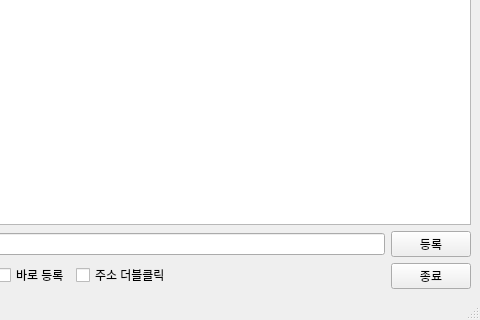
Qt form ui/main.ui (memoday/HGUtil-2.0) before a commit; both pictures show x 420 to 900 and y 180 to 500 of the 900 by 500 pixel window.
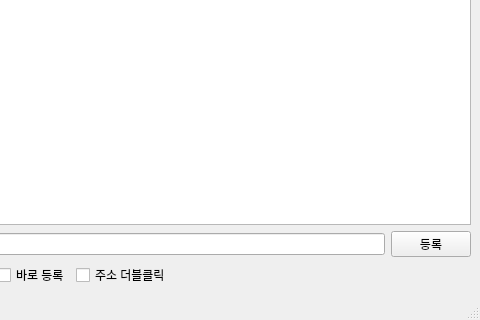
The same form after that commit.

```diff
--- a/ui/main.ui
+++ b/ui/main.ui
@@ -167,16 +167,6 @@
       </property>
      </widget>
     </item>
-    <item row="2" column="6">
-     <widget class="QPushButton" name="btn_exit">
-      <property name="toolTip">
-       <string>프로그램을 종료합니다.</string>
-      </property>
-      <property name="text">
-       <string>종료</string>
-      </property>
-     </widget>
-    </item>
     <item row="0" column="0" colspan="7">
      <widget class="QTableWidget" name="newsTable">
       <property name="font">
```
Left out of the diff: 26 changed lines with no effect on the pictures.
